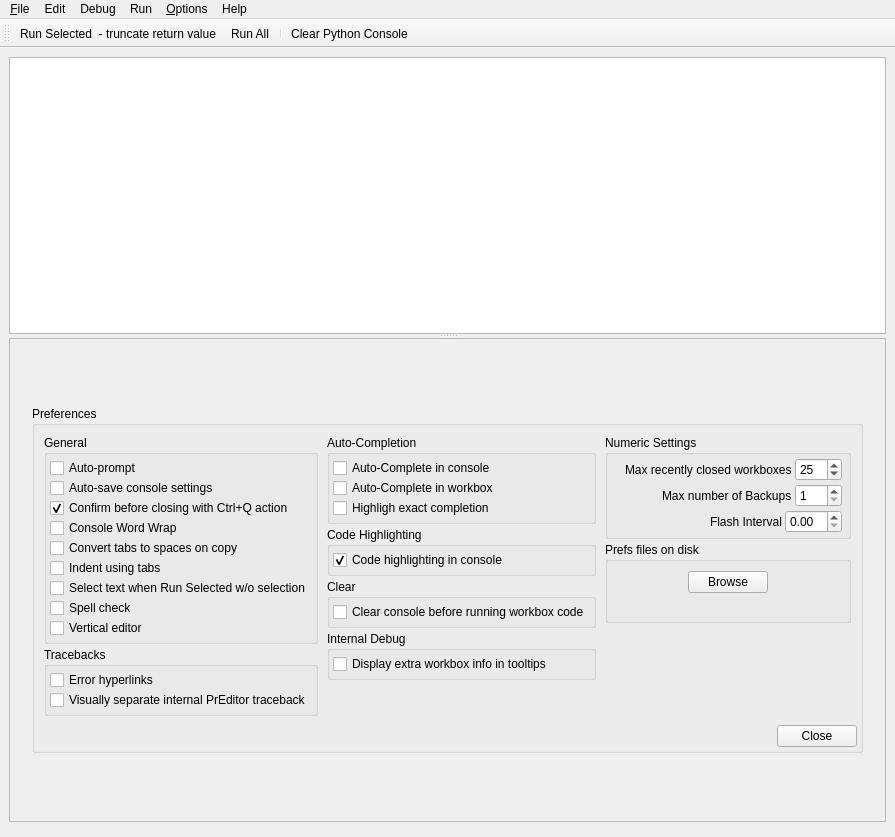
This is preditor/gui/ui/loggerwindow.ui in macevhicz/PrEditor as Qt 5 draws it before an edit. The edited form follows.
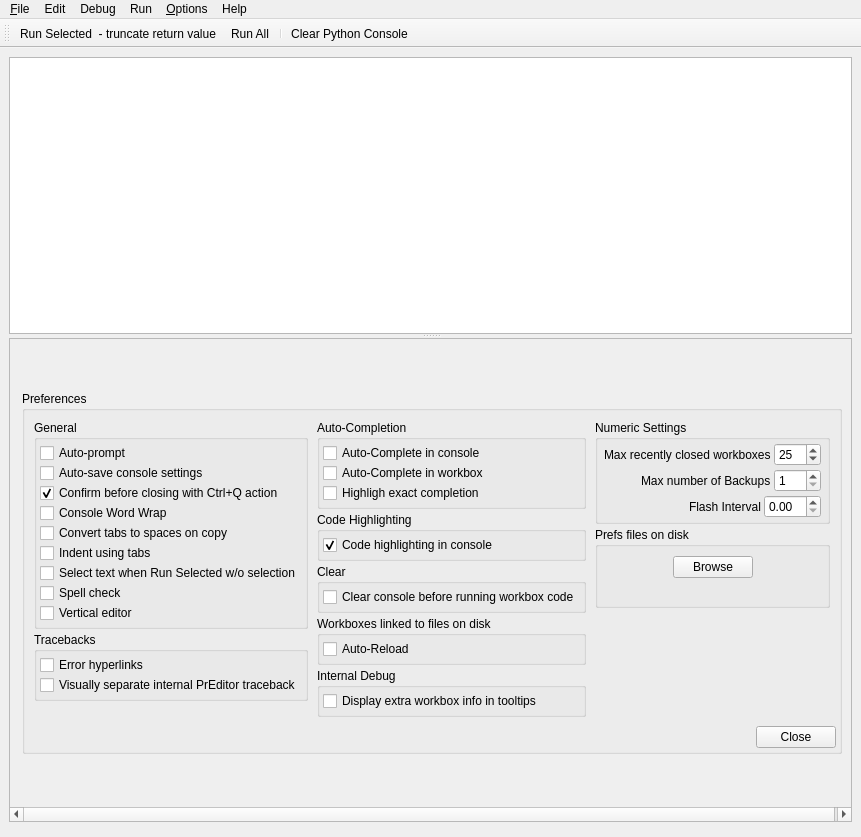
This is the edited form. Custom widgets are drawn as their Qt base class.

Commit message: Add Linked-File Auto-Reload preference

Patch:
```diff
--- a/preditor/gui/ui/loggerwindow.ui
+++ b/preditor/gui/ui/loggerwindow.ui
@@ -6,7 +6,7 @@
    <rect>
     <x>0</x>
     <y>0</y>
-    <width>895</width>
+    <width>861</width>
     <height>837</height>
    </rect>
   </property>
@@ -228,7 +228,7 @@
              <rect>
               <x>0</x>
               <y>0</y>
-              <width>875</width>
+              <width>841</width>
               <height>464</height>
              </rect>
             </property>
@@ -621,6 +621,40 @@
                            </layout>
                           </widget>
                          </item>
+                         <item>
+                          <widget class="QGroupBox" name="uiPrefsInternalDebugGRP_2">
+                           <property name="title">
+                            <string>Workboxes linked to files on disk</string>
+                           </property>
+                           <layout class="QVBoxLayout" name="uiPrefsInternalDebugLYT_2">
+                            <property name="spacing">
+                             <number>0</number>
+                            </property>
+                            <property name="leftMargin">
+                             <number>3</number>
+                            </property>
+                            <property name="topMargin">
+                             <number>3</number>
+                            </property>
+                            <property name="rightMargin">
+                             <number>3</number>
+                            </property>
+                            <property name="bottomMargin">
+                             <number>3</number>
+                            </property>
+                            <item>
+                             <widget class="QCheckBox" name="uiLinkedFilesAutoReloadCHK">
+                              <property name="toolTip">
+                               <string>When a linked file is updated externally, should it automatically reload, or present a confirmation dialog?</string>
+                              </property>
+                              <property name="text">
+                               <string>Auto-Reload</string>
+                              </property>
+                             </widget>
+                            </item>
+                           </layout>
+                          </widget>
+                         </item>
                          <item>
                           <widget class="QGroupBox" name="uiPrefsInternalDebugGRP">
                            <property name="title">
@@ -1054,7 +1088,7 @@
     <rect>
      <x>0</x>
      <y>0</y>
-     <width>895</width>
+     <width>861</width>
      <height>22</height>
     </rect>
    </property>
```
The commit also changes 4 other files.
